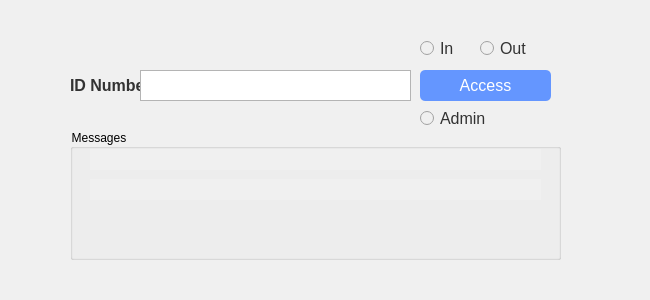
Old version of the form src/ui/login.ui in the repository emd5953/SunLab-Access-System.
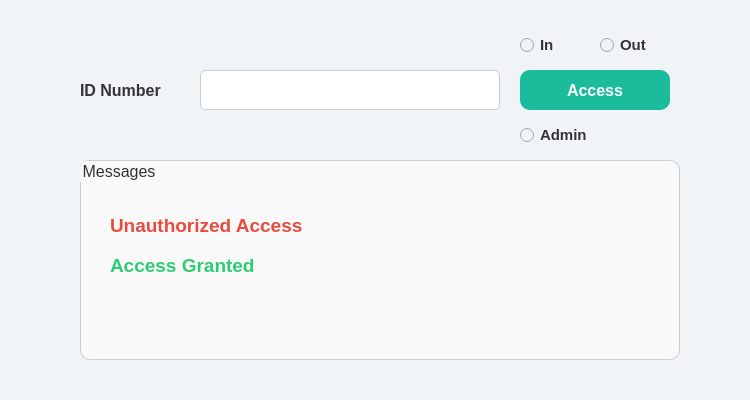
New version of the form.

```diff
--- a/src/ui/login.ui
+++ b/src/ui/login.ui
@@ -6,14 +6,14 @@
    <rect>
     <x>0</x>
     <y>0</y>
-    <width>650</width>
-    <height>300</height>
+    <width>750</width>
+    <height>400</height>
    </rect>
   </property>
   <property name="minimumSize">
    <size>
-    <width>650</width>
-    <height>300</height>
+    <width>750</width>
+    <height>400</height>
    </size>
   </property>
   <property name="cursor">
@@ -23,27 +23,19 @@
    <string>Login</string>
   </property>
   <property name="styleSheet">
-   <string notr="true">
-    background-color: rgb(240, 240, 240);
-    font-family: "Yu Gothic UI";
-   </string>
+   <string notr="true">background-color: #f0f4f7; color: #333; font-family: "Roboto", sans-serif;</string>
   </property>
-
   <widget class="QLabel" name="IDNumber">
    <property name="geometry">
     <rect>
-     <x>70</x>
+     <x>80</x>
      <y>70</y>
-     <width>71</width>
-     <height>31</height>
+     <width>120</width>
+     <height>40</height>
     </rect>
    </property>
    <property name="styleSheet">
-    <string notr="true">
-     font-size:12pt;
-     font-weight: bold;
-     color: rgb(50, 50, 50);
-    </string>
+    <string notr="true">font-size: 12pt; font-weight: bold;</string>
    </property>
    <property name="text">
     <string>ID Number</string>
@@ -53,10 +45,10 @@
   <widget class="QPushButton" name="accessButton">
    <property name="geometry">
     <rect>
-     <x>420</x>
+     <x>520</x>
      <y>70</y>
-     <width>131</width>
-     <height>31</height>
+     <width>150</width>
+     <height>40</height>
     </rect>
    </property>
    <property name="cursor">
@@ -64,11 +56,12 @@
    </property>
    <property name="styleSheet">
     <string notr="true">
-     background-color: rgb(100, 150, 255);
-     font-size: 12pt;
-     border-radius: 5px;
-     color: white;
-     padding: 5px;
+      background-color: #1abc9c;
+      color: white;
+      border-radius: 10px;
+      font-size: 12pt;
+      font-weight: bold;
+      padding: 5px 20px;
     </string>
    </property>
    <property name="text">
@@ -79,36 +72,28 @@
   <widget class="QLineEdit" name="IDTextBox">
    <property name="geometry">
     <rect>
-     <x>140</x>
+     <x>200</x>
      <y>70</y>
-     <width>271</width>
-     <height>31</height>
+     <width>300</width>
+     <height>40</height>
     </rect>
    </property>
    <property name="styleSheet">
-    <string notr="true">
-     background-color: rgb(255, 255, 255);
-     border: 1px solid rgb(180, 180, 180);
-     padding-left: 5px;
-     font-size: 12pt;
-    </string>
+    <string notr="true">background-color: white; border: 1px solid #ccc; border-radius: 5px; font-size: 12pt; padding-left: 10px;</string>
    </property>
   </widget>
 
   <widget class="QRadioButton" name="in_radio">
    <property name="geometry">
     <rect>
-     <x>420</x>
-     <y>40</y>
-     <width>82</width>
-     <height>17</height>
+     <x>520</x>
+     <y>30</y>
+     <width>60</width>
+     <height>30</height>
     </rect>
    </property>
    <property name="styleSheet">
-    <string notr="true">
-     font-size: 12pt;
-     color: rgb(50, 50, 50);
-    </string>
+    <string notr="true">font-size: 11pt; font-weight: bold;</string>
    </property>
    <property name="text">
     <string>In</string>
@@ -118,17 +103,14 @@
   <widget class="QRadioButton" name="out_radio">
    <property name="geometry">
     <rect>
-     <x>480</x>
-     <y>40</y>
-     <width>82</width>
-     <height>17</height>
+     <x>600</x>
+     <y>30</y>
+     <width>60</width>
+     <height>30</height>
     </rect>
    </property>
    <property name="styleSheet">
-    <string notr="true">
-     font-size: 12pt;
-     color: rgb(50, 50, 50);
-    </string>
+    <string notr="true">font-size: 11pt; font-weight: bold;</string>
    </property>
    <property name="text">
     <string>Out</string>
@@ -138,17 +120,14 @@
   <widget class="QRadioButton" name="admin_radio">
    <property name="geometry">
     <rect>
-     <x>420</x>
-     <y>110</y>
-     <width>82</width>
-     <height>17</height>
+     <x>520</x>
+     <y>120</y>
+     <width>80</width>
+     <height>30</height>
     </rect>
    </property>
    <property name="styleSheet">
-    <string notr="true">
-     font-size: 12pt;
-     color: rgb(50, 50, 50);
-    </string>
+    <string notr="true">font-size: 11pt; font-weight: bold;</string>
    </property>
    <property name="text">
     <string>Admin</string>
@@ -158,12 +137,15 @@
   <widget class="QGroupBox" name="groupBox">
    <property name="geometry">
     <rect>
-     <x>70</x>
-     <y>129</y>
-     <width>491</width>
-     <height>131</height>
+     <x>80</x>
+     <y>160</y>
+     <width>600</width>
+     <height>200</height>
     </rect>
    </property>
+   <property name="styleSheet">
+    <string notr="true">font-size: 12pt; border: 1px solid #ccc; border-radius: 10px; padding: 10px; background-color: #f9f9f9;</string>
+   </property>
    <property name="title">
     <string>Messages</string>
    </property>
@@ -172,20 +154,23 @@
     <property name="geometry">
      <rect>
       <x>20</x>
-      <y>20</y>
-      <width>451</width>
-      <height>21</height>
-     </rect>
+      <y>40</y>
+      <width>560</width>
+      <height>50</height>  <!-- Increased height for full visibility -->
+    </rect>
     </property>
     <property name="styleSheet">
      <string notr="true">
-      color: rgb(200, 0, 0);
-      font-size: 12pt;
-      border: none;
+       color: #e74c3c;
+       font-size: 14pt;  <!-- Increased font size -->
+       font-weight: bold;
+       border: none;
+       text-align: center;  <!-- Center the text -->
+       padding: 5px;
      </string>
     </property>
     <property name="text">
-     <string/>
+     <string>Unauthorized Access</string>
     </property>
    </widget>
 
@@ -193,20 +178,23 @@
     <property name="geometry">
      <rect>
       <x>20</x>
-      <y>50</y>
-      <width>451</width>
-      <height>21</height>
-     </rect>
+      <y>80</y>
+      <width>560</width>
+      <height>50</height>  <!-- Increased height for full visibility -->
+    </rect>
     </property>
     <property name="styleSheet">
      <string notr="true">
-      color: rgb(0, 200, 0);
-      font-size: 12pt;
-      border: none;
+       color: #2ecc71;
+       font-size: 14pt;  <!-- Increased font size -->
+       font-weight: bold;
+       border: none;
+       text-align: center;  <!-- Center the text -->
+       padding: 5px;
      </string>
     </property>
     <property name="text">
-     <string/>
+     <string>Access Granted</string>
     </property>
    </widget>
   </widget>
```
Left out of the diff: 10 changed lines with no effect on the pictures.
